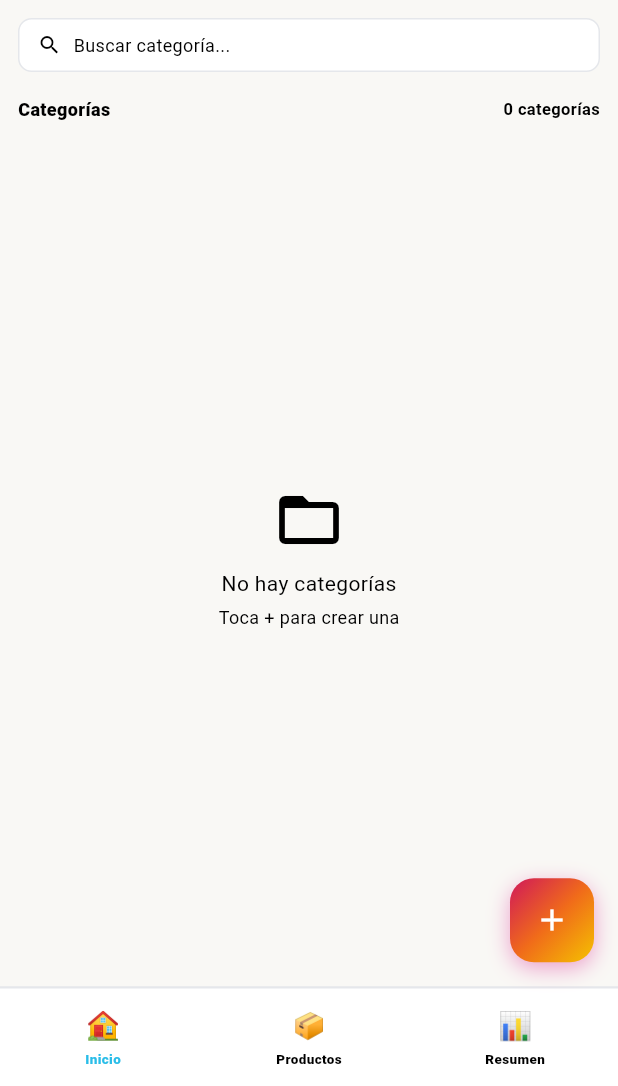
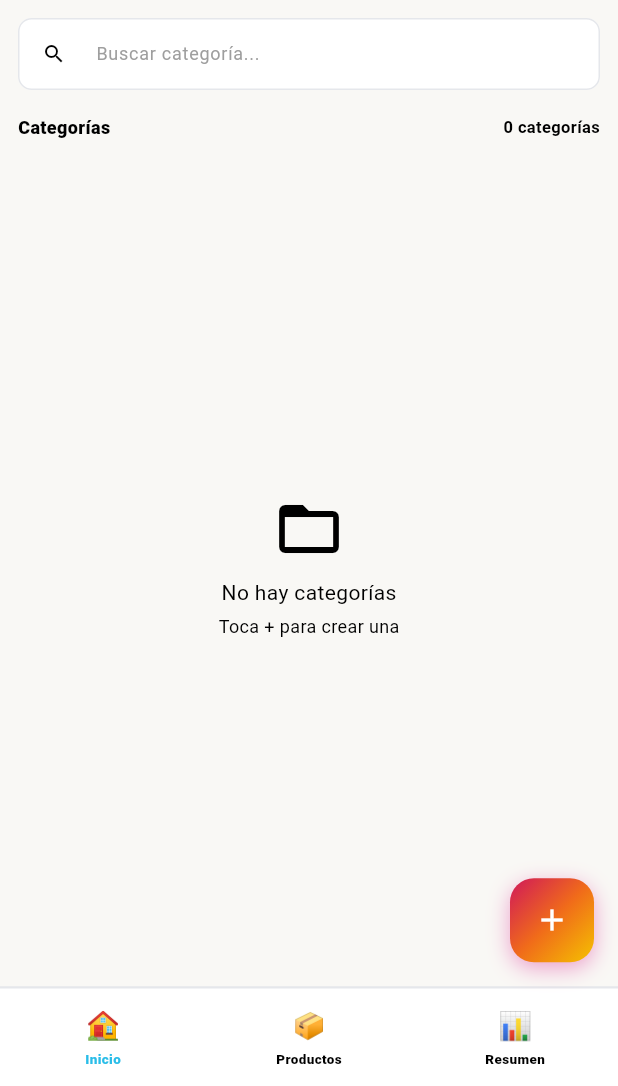
Before and after one commit to cristhianl10/Saas-inventario, a Flutter app: the screen it shows after launch, on a phone screen of 412 x 824 dp, the part 150-1236 px from its top. Run offline on Flutter 3.47's test engine with Material 3 defaults, Android fonts, the phone set to English and light mode, and no system bars; our stand-ins replace supabase_flutter; accounts and stored records are empty.

Commit message:
feat: Personalizar app con colores Sublirium y mejorar UX
- Implementar tema personalizado con paleta de colores Sublirium
  * Gradiente principal: cyan → púrpura → rosa
  * Colores vibrantes en botones y navegación
  * Crear archivo app_theme.dart con todos los colores de la marca

- Mejorar contraste y legibilidad de textos
  * Cambiar todos los textos principales a negro para máxima visibilidad
  * Textos en AppBar en blanco sobre gradiente
  * Corregir textos con bajo contraste en todas las pantallas
  * Texto "RESUMEN DE INVENTARIO" en blanco

- Agregar logo circular de Sublirium
  * Preparar assets/images/ para logo
  * Implementar logo circular en AppBar con fallback
  * Agregar sombra y borde elegante al logo

- Implementar búsqueda funcional de categorías
  * TextField con búsqueda en tiempo real
  * Filtrado automático por nombre
  * Botón para limpiar búsqueda
  * Contador dinámico de resultados
  * Mensajes contextuales según estado de búsqueda

- Actualizar navegación y UI
  * Navegación inferior con color activo cyan
  * Botones flotantes con color rosa Sublirium
  * Mejorar tamaños de fuente para mejor legibilidad
  * Agregar documentación de cambios en archivos MD

Archivos modificados:
- lib/config/app_theme.dart (nuevo)
- lib/main.dart
- lib/screens/home_screen.dart
- lib/screens/productos_screen.dart
- lib/screens/categorias_screen.dart
- lib/screens/resumen_screen.dart
- pubspec.yaml
- assets/images/ (preparado para logo)

```diff
--- a/inventario_app/lib/screens/home_screen.dart
+++ b/inventario_app/lib/screens/home_screen.dart
@@ -14,7 +14,9 @@ class HomeScreen extends StatefulWidget {
 
 class _HomeScreenState extends State<HomeScreen> {
   final ApiService _apiService = ApiService();
+  final TextEditingController _searchController = TextEditingController();
   List<Categoria> _categorias = [];
+  String _searchQuery = '';
   bool _isLoading = true;
   String? _error;
   int _currentIndex = 0;
@@ -23,6 +25,26 @@ class _HomeScreenState extends State<HomeScreen> {
   void initState() {
     super.initState();
     _loadCategorias();
+    _searchController.addListener(() {
+      setState(() {
+        _searchQuery = _searchController.text.toLowerCase();
+      });
+    });
+  }
+
+  @override
+  void dispose() {
+    _searchController.dispose();
+    super.dispose();
+  }
+
+  List<Categoria> get _categoriasFiltradas {
+    if (_searchQuery.isEmpty) {
+      return _categorias;
+    }
+    return _categorias.where((categoria) {
+      return categoria.nombre.toLowerCase().contains(_searchQuery);
+    }).toList();
   }
 
   Future<void> _loadCategorias() async {
@@ -271,24 +293,44 @@ class _HomeScreenState extends State<HomeScreen> {
         SliverToBoxAdapter(
           child: Padding(
             padding: const EdgeInsets.all(12),
-            child: Container(
-              height: 36,
-              decoration: BoxDecoration(
-                color: SubliriumColors.cardBackground,
+            child: TextField(
+              controller: _searchController,
+              decoration: InputDecoration(
+                hintText: 'Buscar categoría...',
+                hintStyle: const TextStyle(fontSize: 12, color: Colors.grey),
+                prefixIcon: const Icon(
+                  Icons.search,
+                  size: 16,
+                  color: Colors.black,
+                ),
+                suffixIcon: _searchQuery.isNotEmpty
+                    ? IconButton(
+                        icon: const Icon(Icons.clear, size: 16),
+                        onPressed: () {
+                          _searchController.clear();
+                        },
+                      )
+                    : null,
+                filled: true,
+                fillColor: SubliriumColors.cardBackground,
+                contentPadding: const EdgeInsets.symmetric(vertical: 8),
+                border: OutlineInputBorder(
                   borderRadius: BorderRadius.circular(9),
-                border: Border.all(color: SubliriumColors.border),
+                  borderSide: BorderSide(color: SubliriumColors.border),
                 ),
-              child: Row(
-                children: [
-                  const SizedBox(width: 12),
-                  const Icon(Icons.search, size: 16, color: Colors.black),
-                  const SizedBox(width: 8),
-                  Text(
-                    'Buscar categoría...',
-                    style: TextStyle(fontSize: 12, color: Colors.black),
+                enabledBorder: OutlineInputBorder(
+                  borderRadius: BorderRadius.circular(9),
+                  borderSide: BorderSide(color: SubliriumColors.border),
                 ),
-                ],
+                focusedBorder: OutlineInputBorder(
+                  borderRadius: BorderRadius.circular(9),
+                  borderSide: const BorderSide(
+                    color: SubliriumColors.cyan,
+                    width: 2,
                   ),
+                ),
+              ),
+              style: const TextStyle(fontSize: 12, color: Colors.black),
             ),
           ),
         ),
@@ -307,7 +349,7 @@ class _HomeScreenState extends State<HomeScreen> {
                   ),
                 ),
                 Text(
-                  '${_categorias.length} categorías',
+                  '${_categoriasFiltradas.length} categorías',
                   style: const TextStyle(
                     color: Colors.black,
                     fontSize: 11,
@@ -343,22 +385,30 @@ class _HomeScreenState extends State<HomeScreen> {
               ),
             ),
           )
-        else if (_categorias.isEmpty)
+        else if (_categoriasFiltradas.isEmpty)
           SliverFillRemaining(
             child: Center(
               child: Column(
                 mainAxisAlignment: MainAxisAlignment.center,
                 children: [
-                  Icon(Icons.folder_open, size: 48, color: Colors.black),
+                  Icon(
+                    _searchQuery.isEmpty ? Icons.folder_open : Icons.search_off,
+                    size: 48,
+                    color: Colors.black,
+                  ),
                   const SizedBox(height: 8),
                   Text(
-                    'No hay categorías',
-                    style: TextStyle(color: Colors.black),
+                    _searchQuery.isEmpty
+                        ? 'No hay categorías'
+                        : 'No se encontraron categorías',
+                    style: const TextStyle(color: Colors.black),
                   ),
                   const SizedBox(height: 4),
                   Text(
-                    'Toca + para crear una',
-                    style: TextStyle(color: Colors.black, fontSize: 12),
+                    _searchQuery.isEmpty
+                        ? 'Toca + para crear una'
+                        : 'Intenta con otro término de búsqueda',
+                    style: const TextStyle(color: Colors.black, fontSize: 12),
                   ),
                 ],
               ),
@@ -367,7 +417,7 @@ class _HomeScreenState extends State<HomeScreen> {
         else
           SliverList(
             delegate: SliverChildBuilderDelegate((context, index) {
-              final categoria = _categorias[index];
+              final categoria = _categoriasFiltradas[index];
               return FutureBuilder<int>(
                 future: _apiService
                     .getProductosPorCategoria(categoria.id!)
@@ -455,7 +505,7 @@ class _HomeScreenState extends State<HomeScreen> {
                   );
                 },
               );
-            }, childCount: _categorias.length),
+            }, childCount: _categoriasFiltradas.length),
           ),
         const SliverToBoxAdapter(child: SizedBox(height: 80)),
       ],
@@ -486,35 +536,67 @@ class _HomeScreenState extends State<HomeScreen> {
     return Container(
       decoration: const BoxDecoration(
         color: SubliriumColors.cardBackground,
-        border: Border(top: BorderSide(color: SubliriumColors.border, width: 1.5)),
+        border: Border(
+          top: BorderSide(color: SubliriumColors.border, width: 1.5),
+        ),
       ),
       child: SafeArea(
-        child: Row(children: [
+        child: Row(
+          children: [
             _buildNavItem(0, '🏠', 'Inicio', _currentIndex == 0, () {
               setState(() => _currentIndex = 0);
             }),
             _buildNavItem(1, '📦', 'Productos', _currentIndex == 1, () {
-            Navigator.push(context, MaterialPageRoute(builder: (_) => const ProductosScreen()));
+              Navigator.push(
+                context,
+                MaterialPageRoute(builder: (_) => const ProductosScreen()),
+              );
             }),
             _buildNavItem(2, '📊', 'Resumen', _currentIndex == 2, () {
-            Navigator.push(context, MaterialPageRoute(builder: (_) => const ResumenScreen()));
+              Navigator.push(
+                context,
+                MaterialPageRoute(builder: (_) => const ResumenScreen()),
+              );
             }),
-        ]),
+          ],
+        ),
       ),
     );
   }
 
-  Widget _buildNavItem(int index, String icon, String label, bool active, VoidCallback onTap) {
+  Widget _buildNavItem(
+    int index,
+    String icon,
+    String label,
+    bool active,
+    VoidCallback onTap,
+  ) {
     return Expanded(
       child: GestureDetector(
         onTap: onTap,
         child: Container(
           padding: const EdgeInsets.symmetric(vertical: 12),
-          child: Column(mainAxisSize: MainAxisSize.min, children: [
-            Text(icon, style: TextStyle(fontSize: 18, color: active ? SubliriumColors.cyan : Colors.black)),
+          child: Column(
+            mainAxisSize: MainAxisSize.min,
+            children: [
+              Text(
+                icon,
+                style: TextStyle(
+                  fontSize: 18,
+                  color: active ? SubliriumColors.cyan : Colors.black,
+                ),
+              ),
               const SizedBox(height: 2),
-            Text(label, style: TextStyle(fontSize: 9, fontWeight: FontWeight.w800, color: active ? SubliriumColors.cyan : Colors.black)),
-          ]),
+              Text(
+                label,
+                style: TextStyle(
+                  fontSize: 9,
+                  fontWeight: FontWeight.w800,
+                  color: active ? SubliriumColors.cyan : Colors.black,
+                ),
+              ),
+            ],
+          ),
         ),
       ),
     );
--- a/inventario_app/lib/screens/resumen_screen.dart
+++ b/inventario_app/lib/screens/resumen_screen.dart
@@ -170,9 +170,7 @@ class _ResumenScreenState extends State<ResumenScreen> {
                       _getDescripcionProducto(venta.productoId)!,
                       style: TextStyle(
                         fontSize: 11,
-                        color: Colors.black.withValues(
-                          alpha: 0.7,
-                        ),
+                        color: Colors.black.withValues(alpha: 0.7),
                       ),
                     ),
                   const SizedBox(height: 16),
@@ -468,9 +466,7 @@ class _ResumenScreenState extends State<ResumenScreen> {
                               SizedBox(height: 8),
                               Text(
                                 'No hay ventas registradas',
-                                style: TextStyle(
-                                  color: Colors.black,
-                                ),
+                                style: TextStyle(color: Colors.black),
                               ),
                             ],
                           ),
@@ -494,7 +490,7 @@ class _ResumenScreenState extends State<ResumenScreen> {
                       style: TextStyle(
                         fontSize: 10,
                         fontWeight: FontWeight.w900,
-                        color: Colors.black,
+                        color: Colors.white,
                         letterSpacing: 1,
                       ),
                     ),
@@ -553,10 +549,7 @@ class _ResumenScreenState extends State<ResumenScreen> {
             const SizedBox(height: 2),
             Text(
               titulo,
-              style: const TextStyle(
-                fontSize: 10,
-                color: Colors.black,
-              ),
+              style: const TextStyle(fontSize: 10, color: Colors.black),
             ),
           ],
         ),
@@ -607,11 +600,7 @@ class _ResumenScreenState extends State<ResumenScreen> {
                     const SizedBox(height: 2),
                     Row(
                       children: [
-                        const Icon(
-                          Icons.person,
-                          size: 12,
-                          color: Colors.black,
-                        ),
+                        const Icon(Icons.person, size: 12, color: Colors.black),
                         const SizedBox(width: 4),
                         Text(
                           venta.vendidoA ?? 'Cliente',
@@ -638,10 +627,7 @@ class _ResumenScreenState extends State<ResumenScreen> {
                   ),
                   Text(
                     '${venta.cantidad} x \$${venta.precioUnitario.toStringAsFixed(2)}',
-                    style: const TextStyle(
-                      fontSize: 9,
-                      color: Colors.black,
-                    ),
+                    style: const TextStyle(fontSize: 9, color: Colors.black),
                   ),
                 ],
               ),
@@ -650,35 +636,21 @@ class _ResumenScreenState extends State<ResumenScreen> {
           const SizedBox(height: 8),
           Row(
             children: [
-              const Icon(
-                Icons.calendar_today,
-                size: 12,
-                color: Colors.black,
-              ),
+              const Icon(Icons.calendar_today, size: 12, color: Colors.black),
               const SizedBox(width: 4),
               Text(
                 _formatFecha(venta.fechaVenta),
-                style: const TextStyle(
-                  fontSize: 10,
-                  color: Colors.black,
-                ),
+                style: const TextStyle(fontSize: 10, color: Colors.black),
               ),
               if (venta.observaciones != null &&
                   venta.observaciones!.isNotEmpty) ...[
                 const SizedBox(width: 8),
-                const Icon(
-                  Icons.note,
-                  size: 12,
-                  color: Colors.black,
-                ),
+                const Icon(Icons.note, size: 12, color: Colors.black),
                 const SizedBox(width: 4),
                 Expanded(
                   child: Text(
                     venta.observaciones!,
-                    style: const TextStyle(
-                      fontSize: 10,
-                      color: Colors.black,
-                    ),
+                    style: const TextStyle(fontSize: 10, color: Colors.black),
                     maxLines: 1,
                     overflow: TextOverflow.ellipsis,
                   ),
```
Also changed, not shown: 1 other file. Lines whose indentation alone changed are shown as unchanged.
